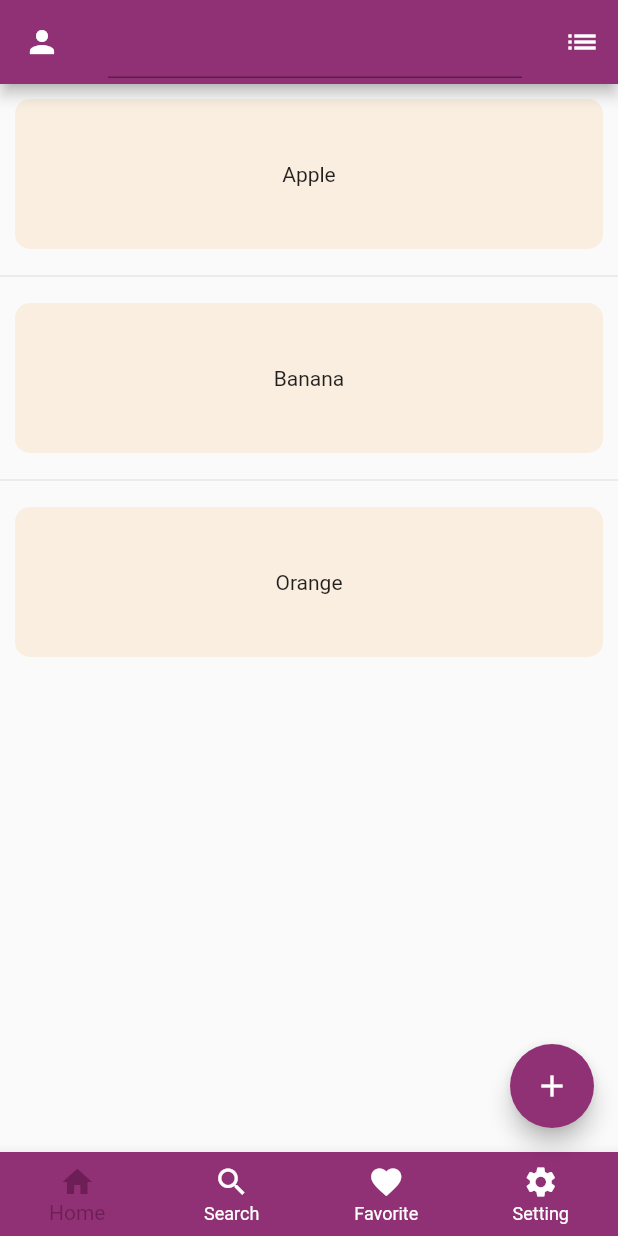
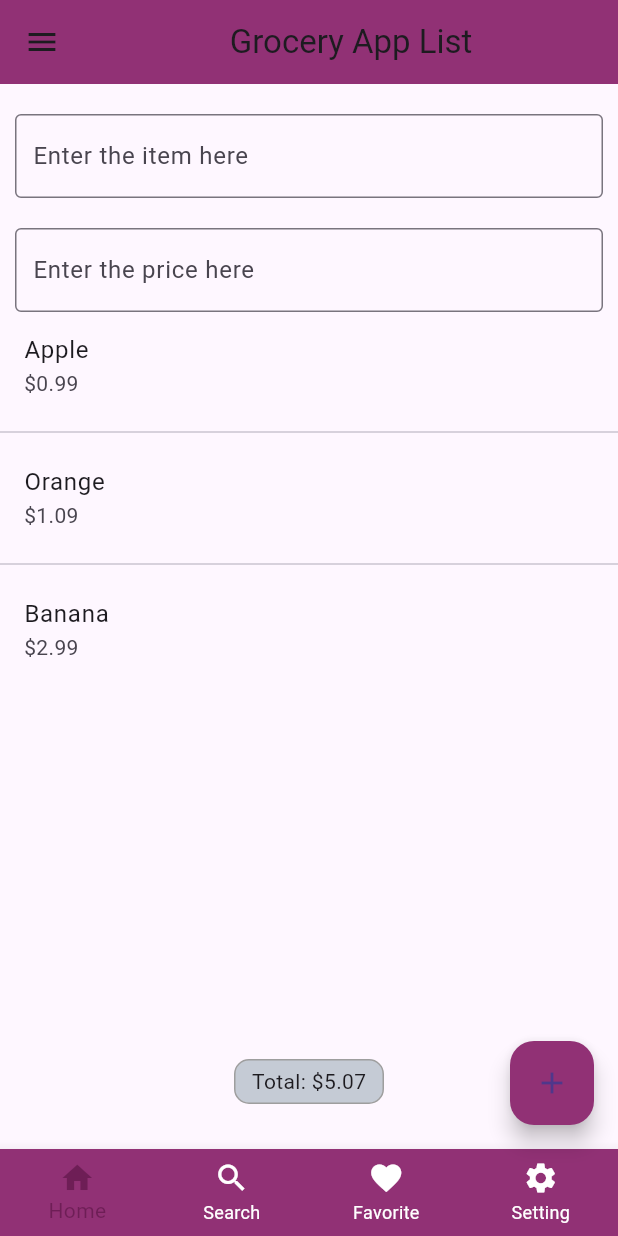
Before and after one commit to mazinalismaili/practiceapp, a Flutter app: the screen it shows after launch, on a phone screen of 412 x 824 dp. Run offline on Flutter 3.47's test engine with Material 2 defaults, Android fonts, the phone set to English and light mode, and no system bars.

```diff
--- a/lib/main.dart
+++ b/lib/main.dart
@@ -13,71 +13,118 @@ class homePage extends StatefulWidget {
 
 class _homePageState extends State<homePage> {
 
-  final List<String> entries = ['Apple','Orange','Banana'];
+  List<String> groceries = ['Apple','Orange','Banana'];
+  List<double> prices = [0.99,1.09,2.99];
   final textController = TextEditingController();
-  final List<int> colorCodes = <int>[300, 200, 100];
+  final priceController = TextEditingController();
+  double getTotalPrice (List<double> p){
+    double totalPrice = 0;
+    for(var price in p){
+      totalPrice += price;
+    }
+    return totalPrice;
+  }
+
 
   @override
   Widget build(BuildContext context) {
-    entries.sort();
+    //groceries.sort();
 
     return MaterialApp(
 
     debugShowCheckedModeBanner: false,
 
-    theme: ThemeData(brightness: Brightness.light),
+    theme: ThemeData(
+      brightness: Brightness.light,
+      useMaterial3: true,
+      ),
     //darkTheme: ThemeData(brightness: Brightness.dark),
     //themeMode: ThemeMode.system,
-
+    title: 'Grocery App',
     home: Scaffold(
       appBar: AppBar(
-        title: TextField( controller: textController,),
+        title: Center(child: Text('Grocery App List',),),
 
-        leading: const Icon(Icons.person),
-        leadingWidth: 56,
-        actions: <Widget>[
-          IconButton(
-            icon: const Icon(Icons.list),
-            tooltip: 'more options',
-            onPressed: () {
-              // handle the press
-            },
-          ),
-        ],
+        // leading: const Icon(Icons.person),
+        // leadingWidth: 56,
+        // actions: <Widget>[
+        //   IconButton(
+        //     icon: const Icon(Icons.list),
+        //     tooltip: 'more options',
+        //     onPressed: () {
+        //       // handle the press
+        //     },
+        //   ),
+        // ],
         backgroundColor: Color(0xFF913175),
           ),
-      body: entries.length > 0 ? ListView.separated(
-        itemCount: entries.length,
-        itemBuilder: (context, index) {
-        // return ListTile(
-        //     subtitle: Text(entries[index]),
-        //     title: Center(child: Text('${entries[index]}')),
-        //     tileColor: Colors.pink[colorCodes[index]],
-        //     //tileColor: Color.fromARGB(255, 247, 242, 241),
+      body: Column(
+        children: [
+          SizedBox(height: 20,),
+          Container(
+            margin: EdgeInsets.only(left: 10, right: 10),
+            child: TextField(controller: textController,
+            decoration:InputDecoration(labelText: 'Enter the item here',border: OutlineInputBorder(gapPadding: 0)),
+            ),
+          ),
+          SizedBox(height: 20,),
+          Container(
+            margin: EdgeInsets.only(left: 10,right: 10),
+            child: TextField(controller: priceController,
+            decoration: InputDecoration(labelText: 'Enter the price here',border: OutlineInputBorder(gapPadding: 0)),),
+          ),
+          //SizedBox(height: 20,),
+          Expanded(
+            child: groceries.length > 0 ? ListView.separated(
+              itemCount: groceries.length,
+              itemBuilder: (context, index) {
+              return ListTile(
+                  subtitle: Text('\$${prices[index].toString()}'),
+                  title: Text('${groceries[index]}'),
+                  onLongPress: (() {
+                    setState(() {
+                       groceries.removeAt(index);
+                       prices.removeAt(index);
+                    });
+                  }),
 
-        //     onLongPress: (() {
-        //       setState(() {
-        //          entries.removeAt(index);
-        //       });
-        //     }),
+                );
 
-        //   );
+          //           return Container(
+          //                   margin: const EdgeInsets.only(left: 10.0, right: 10.0, top: 10,bottom: 10),
+          //                   decoration: BoxDecoration(
+          //                   borderRadius: BorderRadius.circular(10),
+          //                   color: Color.fromARGB(66, 245, 205, 144)),
+          //                   height: 100,
+          //                   width: 100,
+          //                   child: Center(child:Text(entries[index])),
 
-          return Container(
-                  margin: const EdgeInsets.only(left: 10.0, right: 10.0, top: 10,bottom: 10),
-                  decoration: BoxDecoration(
-                  borderRadius: BorderRadius.circular(10),
-                  color: Color.fromARGB(66, 245, 205, 144)),
-                  height: 100,
-                  width: 100,
-                  child: Center(child:Text(entries[index])),
- );
-        },
-        separatorBuilder: (context, index) { return Divider();},
-        )
-      : Center(
-        child: Text("Your list is empty."),
-        ),
+          //  );
+              },
+              separatorBuilder: (context, index) { return Divider();},
+              )
+            : const Center(
+              child: Text('Your list is empty.'),
+              ),
+          ),
+          Padding(
+            padding: const EdgeInsets.all(30),
+            child: Container(
+              height: 30,
+              width: 100,
+              alignment: Alignment.center,
+              decoration: BoxDecoration(
+                color: Color.fromARGB(92, 96, 125, 139),
+                borderRadius: BorderRadius.circular(10),
+                border: Border.all(color:Colors.grey)
+              ),
+              child: Text('Total: \$${getTotalPrice(prices)}'),
+
+
+            )
+            ),
+        ],
+      ),
 
       drawer: Drawer(
         child: ListView(
@@ -100,11 +147,15 @@ class _homePageState extends State<homePage> {
         ),
         floatingActionButton: FloatingActionButton(
           backgroundColor: Color(0xFF913175),
-          child: Icon(Icons.add),
+          child: const Icon(Icons.add),
           onPressed: (){
             setState(() {
-              entries.add(textController.text);
+              groceries.add(textController.text);
+              prices.add(double.parse(priceController.text));
+              priceController.clear();
               textController.clear();
+              print(groceries);
+              print(prices);
             });
           },
           ),
```
Also changed, not shown: pubspec.lock.
